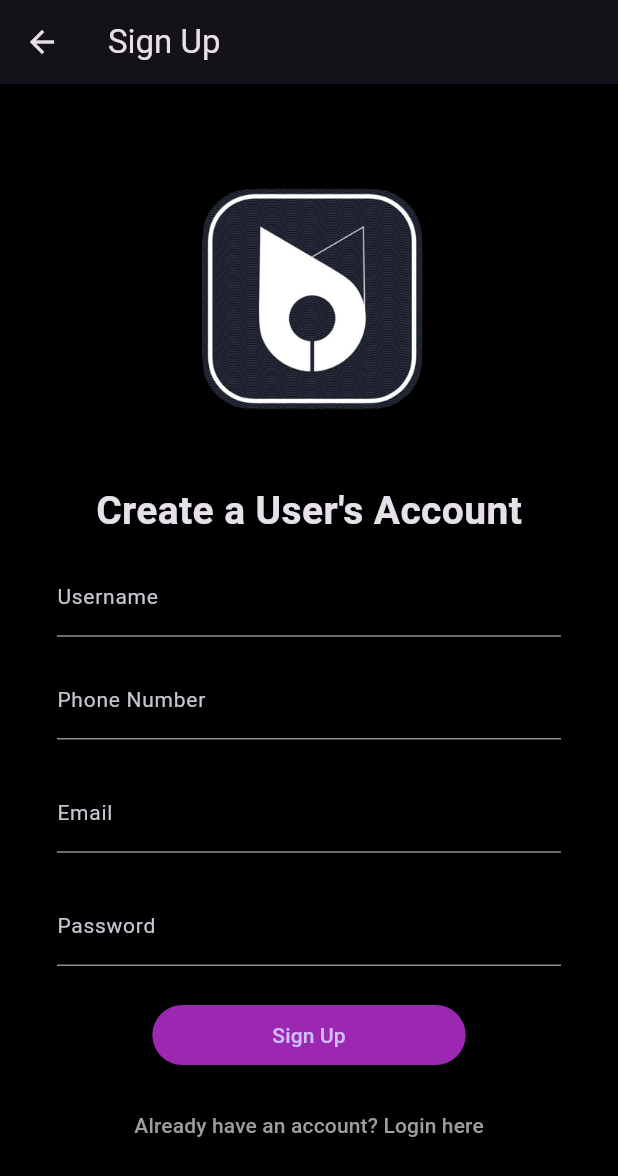
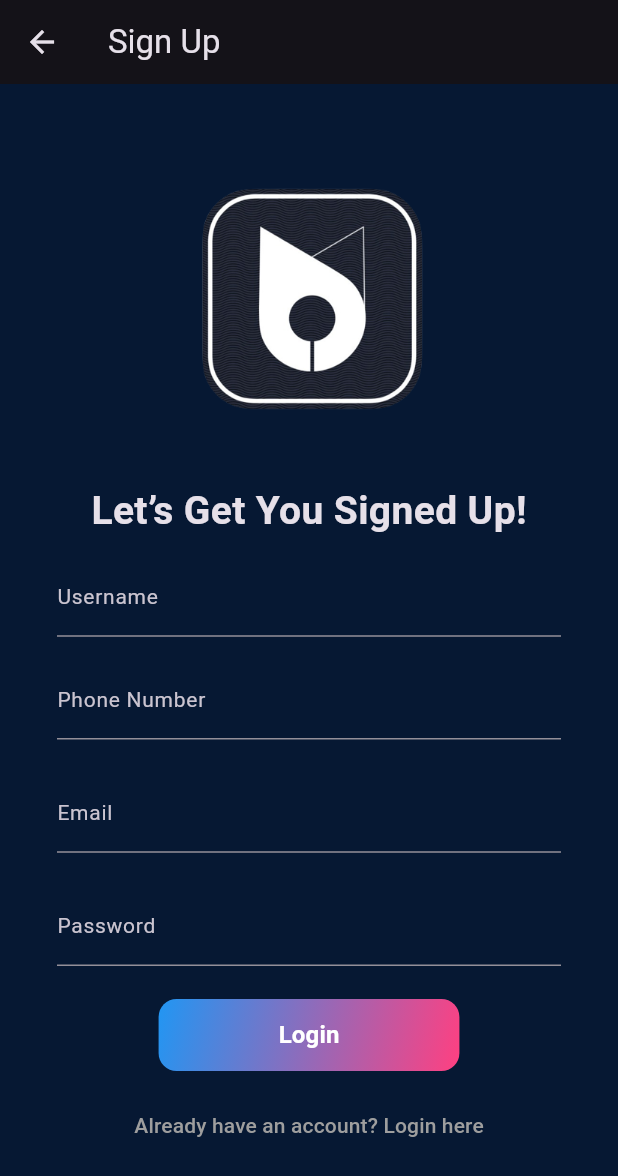
Before and after one commit to Sameemadhu16/DropMe_App, a Flutter app: the screen it shows after launch, after a tap on "Don't have an Account? Sign Up", on a phone screen of 412 x 824 dp. Shown: the top 1176 px of the screen. Run offline on Flutter 3.47's test engine with Material 3 defaults, Android fonts, the phone set to English and light mode, and no system bars; our stand-ins replace connectivity_plus, firebase_auth, firebase_core, firebase_database, google_maps_flutter; accounts and stored records are empty.

Commit message:
change sign up and login ui colors

```diff
--- a/lib/authentication/login_screen.dart
+++ b/lib/authentication/login_screen.dart
@@ -114,8 +114,10 @@ class _LoginScreenState extends State<LoginScreen> {
         title: const Text('Login'),
       ),
       body: SingleChildScrollView(
-        child: Padding(
+        child: Container(
+          color: const Color.fromARGB(255, 6, 24, 51), // Set the background color to dark blue
           padding: EdgeInsets.all(16.0),
+          height: MediaQuery.of(context).size.height, // Ensure full screen height
           child: Column(
             children: [
               Image.asset(
@@ -179,19 +181,40 @@ class _LoginScreenState extends State<LoginScreen> {
                     const SizedBox(
                       height: 22,
                     ),
-                    ElevatedButton(
+                    Container(
+                      decoration: BoxDecoration(
+                        gradient: LinearGradient(
+                          colors: [ Colors.blue, Colors.pinkAccent],
+
+                          begin: Alignment.topLeft,
+                          end: Alignment.bottomRight,
+                        ),
+                        borderRadius:
+                            BorderRadius.circular(12), // Rounded corners
+                      ),
+                      child: ElevatedButton(
                         onPressed: () {
                           checkIfNetworkIsAvailable(context);
                         },
                         style: ElevatedButton.styleFrom(
-                        backgroundColor: Colors.purple,
-                        padding:
-                            EdgeInsets.symmetric(horizontal: 80, vertical: 10),
+                          backgroundColor: Colors
+                              .transparent, // Must be transparent to show gradient
+                          shadowColor: Colors
+                              .transparent, // Removes shadow to match gradient
+                          padding: EdgeInsets.symmetric(
+                              horizontal: 80, vertical: 10),
                         ),
                         child: const Text(
                           "Login",
+                          style: TextStyle(
+                            color: Colors
+                                .white, // Ensure text is visible on the gradient
+                            fontSize: 16,
+                            fontWeight: FontWeight.bold,
                           ),
                         ),
+                      ),
+                    )
                   ],
                 ),
               ),
--- a/lib/authentication/signup_screen.dart
+++ b/lib/authentication/signup_screen.dart
@@ -123,8 +123,10 @@ class _SignUpScreenState extends State<SignUpScreen> {
         title: const Text('Sign Up'),
       ),
       body: SingleChildScrollView(
-        child: Padding(
+        child: Container(
+          color: const Color.fromARGB(255, 6, 24, 51), // Set the background color to dark blue
           padding: EdgeInsets.all(16.0),
+          height: MediaQuery.of(context).size.height,
           child: Column(
             children: [
               Image.asset(
@@ -133,7 +135,7 @@ class _SignUpScreenState extends State<SignUpScreen> {
                 width: 250,
               ),
               const Text(
-                "Create a User's Account",
+                "Let’s Get You Signed Up!",
                 style: TextStyle(
                   fontSize: 26,
                   fontWeight: FontWeight.bold,
@@ -232,17 +234,38 @@ class _SignUpScreenState extends State<SignUpScreen> {
                     const SizedBox(
                       height: 22,
                     ),
-                    ElevatedButton(
-                      onPressed: () {
-                        checkIfNetworkIsAvailable();
-                      },
-                      style: ElevatedButton.styleFrom(
-                        backgroundColor: Colors.purple,
-                        padding:
-                            EdgeInsets.symmetric(horizontal: 80, vertical: 10),
+                    Container(
+                      decoration: BoxDecoration(
+                        gradient: LinearGradient(
+                          colors: [ Colors.blue, Colors.pinkAccent],
+
+                          begin: Alignment.topLeft,
+                          end: Alignment.bottomRight,
+                        ),
+                        borderRadius:
+                            BorderRadius.circular(12), // Rounded corners
                       ),
-                      child: const Text(
-                        "Sign Up",
+                      child: ElevatedButton(
+                        onPressed: () {
+                          checkIfNetworkIsAvailable();
+                        },
+                        style: ElevatedButton.styleFrom(
+                          backgroundColor: Colors
+                              .transparent, // Must be transparent to show gradient
+                          shadowColor: Colors
+                              .transparent, // Removes shadow to match gradient
+                          padding: EdgeInsets.symmetric(
+                              horizontal: 80, vertical: 10),
+                        ),
+                        child: const Text(
+                          "Login",
+                          style: TextStyle(
+                            color: Colors
+                                .white, // Ensure text is visible on the gradient
+                            fontSize: 16,
+                            fontWeight: FontWeight.bold,
+                          ),
+                        ),
                       ),
                     ),
                   ],
```
Lines whose indentation alone changed are shown as unchanged.
